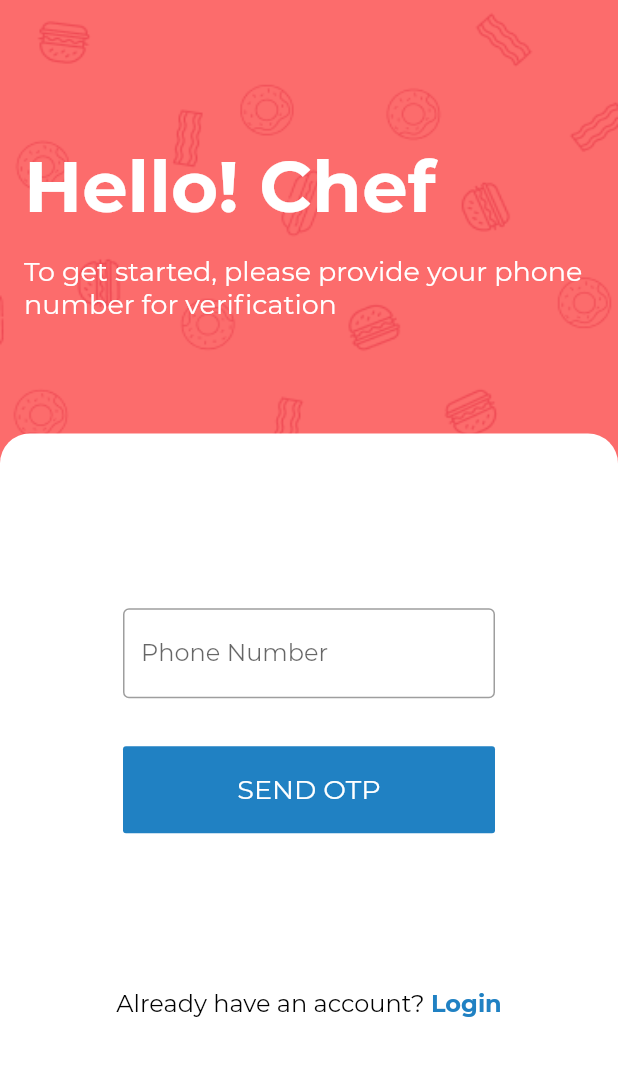
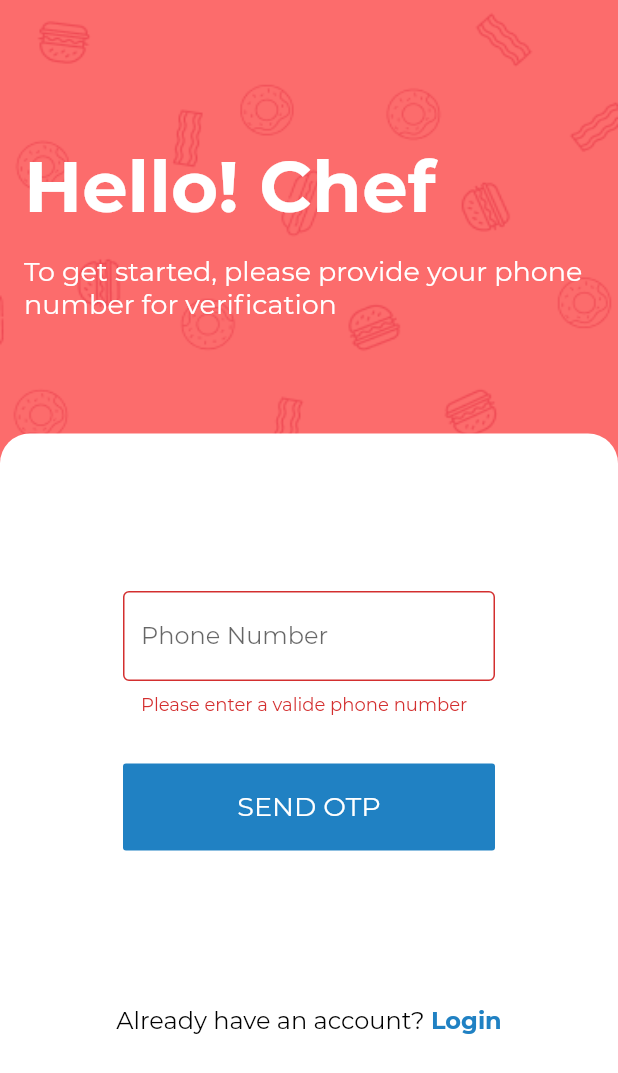
Before and after one commit to rithikjain/CooksSocial-App, a Flutter app: the PhoneNumberPage widget shown alone on an empty page, opened directly, after a tap on "SEND OTP", on a phone screen of 412 x 824 dp. Shown: the top 1073 px of the screen. Run offline on Flutter 3.47's test engine with Material 2 defaults, Android fonts, the phone set to English and light mode, and no system bars; our stand-ins replace firebase_auth, flutter_swiper; accounts and stored records are empty.

Commit message:
added phone number validation

```diff
--- a/lib/pages/signup/phone_number_page.dart
+++ b/lib/pages/signup/phone_number_page.dart
@@ -6,6 +6,8 @@ class PhoneNumberPage extends StatefulWidget {
 }
 
 class _PhoneNumberPageState extends State<PhoneNumberPage> {
+  final _formKey = GlobalKey<FormState>();
+
   @override
   Widget build(BuildContext context) {
     return SafeArea(
@@ -87,11 +89,21 @@ class _PhoneNumberPageState extends State<PhoneNumberPage> {
                               ),
                               child: Column(
                                 children: <Widget>[
-                                  TextField(
-                                    decoration: InputDecoration(
-                                      border: OutlineInputBorder(),
-                                      hintText: "Enter 10 digit phone no.",
-                                      labelText: "Phone Number",
+                                  Form(
+                                    key: _formKey,
+                                    child: TextFormField(
+                                      validator: (value) {
+                                        if (value.length != 10) {
+                                          return "Please enter a valide phone number";
+                                        }
+                                        return null;
+                                      },
+                                      keyboardType: TextInputType.number,
+                                      decoration: InputDecoration(
+                                        border: OutlineInputBorder(),
+                                        hintText: "Enter 10 digit phone no.",
+                                        labelText: "Phone Number",
+                                      ),
                                     ),
                                   ),
                                   Container(
@@ -109,7 +121,11 @@ class _PhoneNumberPageState extends State<PhoneNumberPage> {
                                         ),
                                       ),
                                       color: Theme.of(context).primaryColor,
-                                      onPressed: () {},
+                                      onPressed: () {
+                                        if (_formKey.currentState.validate()) {
+                                          print("correct");
+                                        }
+                                      },
                                     ),
                                   ),
                                 ],
--- a/pubspec.yaml
+++ b/pubspec.yaml
@@ -24,7 +24,7 @@ dependencies:
   equatable: ^1.1.1
   firebase_auth: ^0.16.0
   flutter_swiper: ^1.1.6
-  flutter_svg: ^0.17.4
+  shared_preferences: ^0.5.7
 
   # The following adds the Cupertino Icons font to your application.
   # Use with the CupertinoIcons class for iOS style icons.
```
Also changed, not shown: pubspec.lock.
